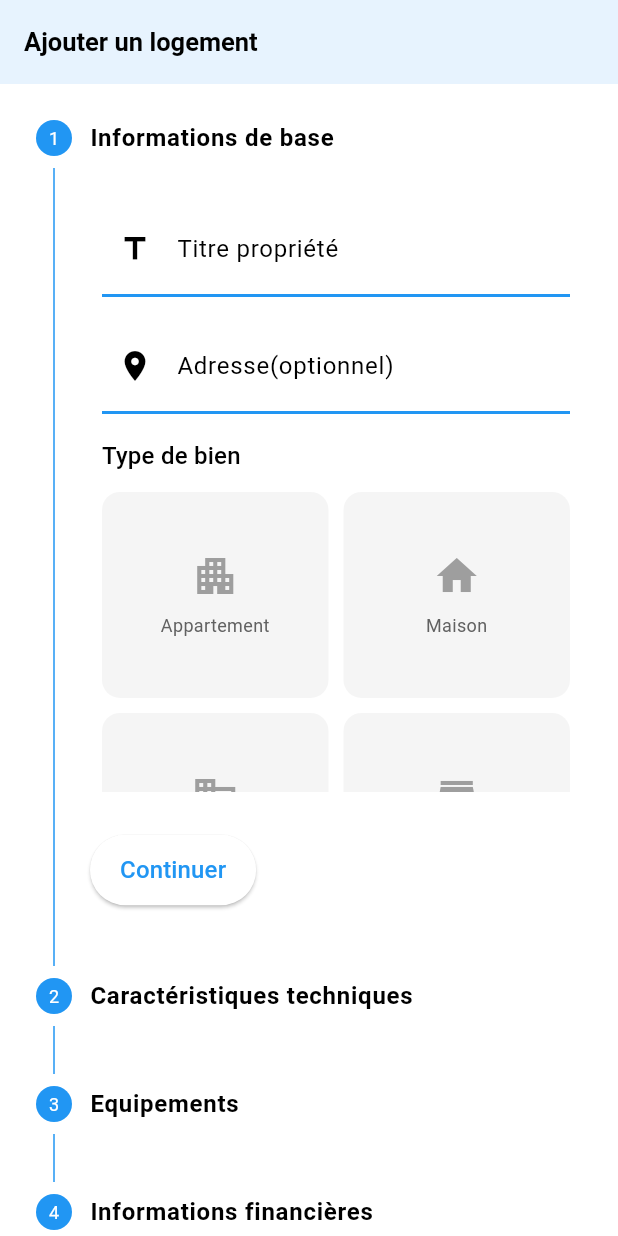
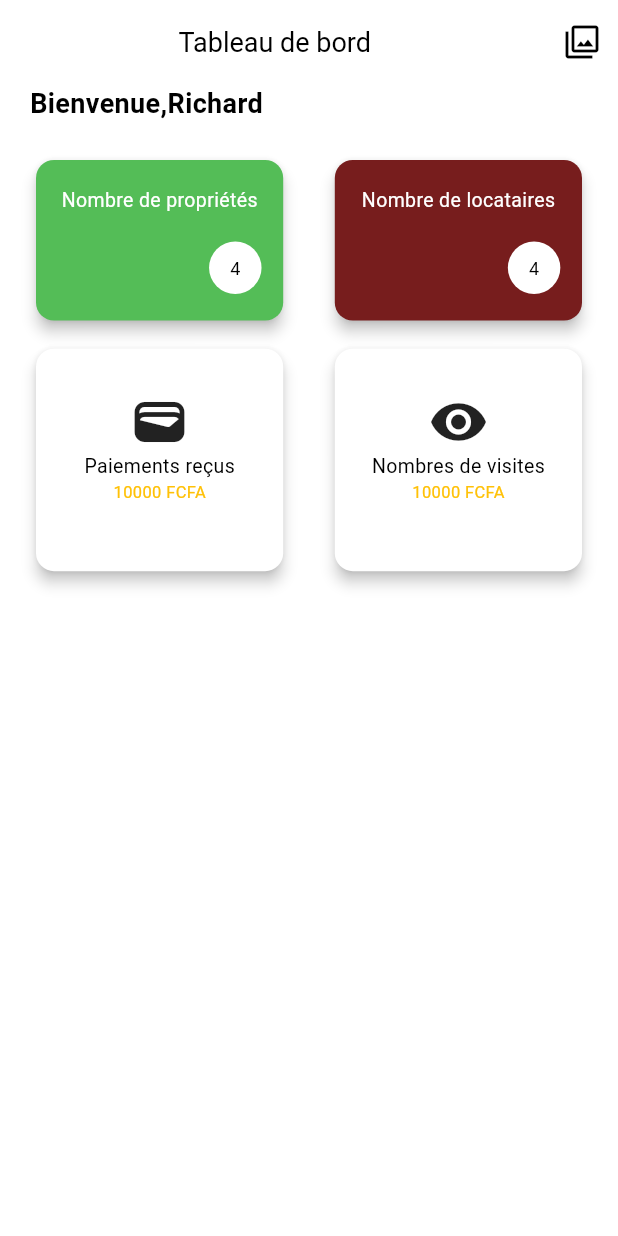
Before and after one commit to Honorine684/flutterDay05, a Flutter app: the screen it shows after launch, on a phone screen of 412 x 824 dp. Run offline on Flutter 3.47's test engine with Material 3 defaults, Android fonts, the phone set to English and light mode, and no system bars; our stand-ins replace cloud_firestore, firebase_core, image_picker; accounts and stored records are empty.

Commit message:
logique d'ajout des logements dans la bdd (sans longitude et latitude) et debut interface accueil

```diff
--- /dev/null
+++ b/houeto/lib/Pages/Home.dart
@@ -0,0 +1,193 @@
+import 'package:flutter/material.dart';
+
+class Home extends StatefulWidget {
+  const Home({super.key});
+
+  @override
+  State<Home> createState() {
+    return HomeState();
+  }
+}
+
+class HomeState extends State<Home> {
+  @override
+  Widget build(BuildContext context) {
+    final largeurEcran = MediaQuery.of(context).size.width;
+    final hauteurEcran = MediaQuery.of(context).size.height;
+    return Scaffold(
+      appBar: AppBar(
+        title: Row(
+          children: [
+            SizedBox(
+              width: largeurEcran * 0.25,
+            ),
+            Text(
+              "Tableau de bord",
+              style: TextStyle(fontSize: 18),
+            )
+          ],
+        ),
+        actions: [IconButton(onPressed: () {}, icon: Icon(Icons.filter))],
+      ),
+      body: SingleChildScrollView(
+        padding: EdgeInsets.symmetric(horizontal: 20),
+        child: Column(
+          mainAxisAlignment: MainAxisAlignment.start,
+          children: [
+            Row(
+              children: [
+                Text(
+                  "Bienvenue,Richard",
+                  style: TextStyle(fontSize: 18, fontWeight: FontWeight.bold),
+                ),
+              ],
+            ),
+            SizedBox(
+              height: hauteurEcran * 0.025,
+            ),
+            Row(
+              mainAxisAlignment: MainAxisAlignment.spaceBetween,
+              children: [
+                Card(
+                  color: const Color.fromARGB(255, 84, 189, 87),
+                  elevation: 4,
+                  child: SizedBox(
+                    width: largeurEcran * 0.4,
+                    height: hauteurEcran * 0.13,
+                    child: Column(
+                      mainAxisAlignment: MainAxisAlignment.spaceEvenly,
+                      children: [
+                        Text(
+                          "Nombre de propriétés",
+                          style: TextStyle(fontSize: 13, color: Colors.white),
+                        ),
+                        Row(
+                          children: [
+                            SizedBox(
+                              width: largeurEcran * 0.28,
+                            ),
+                            Container(
+                              width: 35,
+                              height: 35,
+                              decoration: BoxDecoration(
+                                  shape: BoxShape.circle, color: Colors.white),
+                              child: Center(
+                                child: Text(
+                                  "4",
+                                  style: TextStyle(fontSize: 12),
+                                ),
+                              ),
+                            )
+                          ],
+                        )
+                      ],
+                    ),
+                  ),
+                ),
+                Card(
+                  color: const Color.fromARGB(255, 119, 29, 29),
+                  elevation: 4,
+                  child: SizedBox(
+                    width: largeurEcran * 0.4,
+                    height: hauteurEcran * 0.13,
+                    child: Column(
+                      mainAxisAlignment: MainAxisAlignment.spaceEvenly,
+                      children: [
+                        Text(
+                          "Nombre de locataires",
+                          style: TextStyle(fontSize: 13, color: Colors.white),
+                        ),
+                        Row(
+                          children: [
+                            SizedBox(
+                              width: largeurEcran * 0.28,
+                            ),
+                            Container(
+                              width: 35,
+                              height: 35,
+                              decoration: BoxDecoration(
+                                  shape: BoxShape.circle, color: Colors.white),
+                              child: Center(
+                                child: Text(
+                                  "4",
+                                  style: TextStyle(fontSize: 12),
+                                ),
+                              ),
+                            )
+                          ],
+                        )
+                      ],
+                    ),
+                  ),
+                )
+              ],
+            ),
+            SizedBox(
+              height: hauteurEcran * 0.013,
+            ),
+            Row(
+              mainAxisAlignment: MainAxisAlignment.spaceBetween,
+              children: [
+                Card(
+                  color: Colors.white,
+                  elevation: 4,
+                  child: SizedBox(
+                    width: largeurEcran * 0.4,
+                    height: hauteurEcran * 0.18,
+                    child: Column(
+                      children: [
+                        SizedBox(
+                          height: hauteurEcran * 0.035,
+                        ),
+                        Icon(
+                          Icons.wallet,
+                          size: 40,
+                        ),
+                        Text(
+                          "Paiements reçus",
+                          style: TextStyle(fontSize: 13),
+                        ),
+                        Text(
+                          "10000 FCFA",
+                          style: TextStyle(fontSize: 11, color: Colors.amber),
+                        )
+                      ],
+                    ),
+                  ),
+                ),
+                Card(
+                  color: Colors.white,
+                  elevation: 4,
+                  child: SizedBox(
+                    width: largeurEcran * 0.4,
+                    height: hauteurEcran * 0.18,
+                    child: Column(
+                      children: [
+                        SizedBox(
+                          height: hauteurEcran * 0.035,
+                        ),
+                        Icon(
+                          Icons.visibility,
+                          size: 40,
+                        ),
+                        Text(
+                          "Nombres de visites",
+                          style: TextStyle(fontSize: 13),
+                        ),
+                        Text(
+                          "10000 FCFA",
+                          style: TextStyle(fontSize: 11, color: Colors.amber),
+                        )
+                      ],
+                    ),
+                  ),
+                ),
+
+              ],
+            )
+          ],
+        ),
+      ),
+    );
+  }
+}
--- a/houeto/lib/main.dart
+++ b/houeto/lib/main.dart
@@ -1,6 +1,6 @@
 import 'package:firebase_core/firebase_core.dart';
 import 'package:flutter/material.dart';
-import 'package:houeto/AddLogement.dart';
+import 'package:houeto/Pages/Home.dart';
 import 'package:houeto/firebase_options.dart';
 
 
@@ -10,7 +10,7 @@ Future<void> main() async {
     options: DefaultFirebaseOptions.currentPlatform
   );
    runApp(MaterialApp(
-   home: Addlogement(),
+   home: Home(),
     debugShowCheckedModeBanner: false,
     theme: ThemeData(
       scaffoldBackgroundColor: Colors.white,
```
Also changed, not shown: houeto/lib/Component/Step2.dart (+8 -12 lines), houeto/lib/Component/Step4.dart (+11 -21 lines), houeto/lib/Component/Step5.dart (+9 -1 lines), houeto/lib/Component/Step7.dart (+25 -12 lines), houeto/lib/Pages/AddLogement.dart (renamed from houeto/lib/AddLogement.dart, +111 -10 lines), houeto/lib/Services/Firebase/FirestoreService.dart (added, +84 -0 lines), 1 other file.
